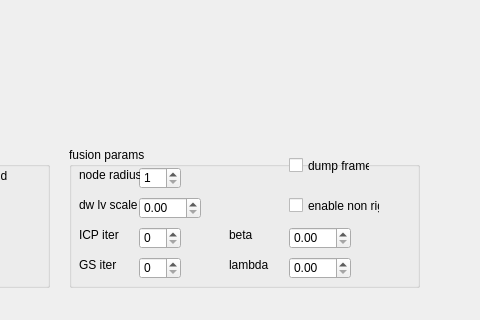
Before: the Qt Designer form dynamicfusionui.ui in dolphin-li/DynamicFusion, drawn with Qt 5; both pictures show x 661 to 1141 and y 549 to 869 of the 1278 by 869 pixel window.
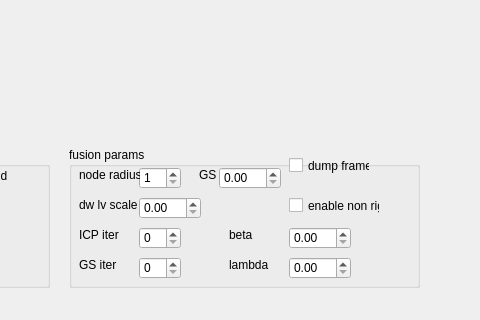
After: the same form once the commit is applied. Custom widgets are drawn as their Qt base class.

Patch:
```diff
--- a/dynamicfusionui.ui
+++ b/dynamicfusionui.ui
@@ -595,6 +595,29 @@
        <string>lambda</string>
       </property>
      </widget>
+     <widget class="QLabel" name="label_11">
+      <property name="geometry">
+       <rect>
+        <x>130</x>
+        <y>20</y>
+        <width>21</width>
+        <height>16</height>
+       </rect>
+      </property>
+      <property name="text">
+       <string>GS</string>
+      </property>
+     </widget>
+     <widget class="QDoubleSpinBox" name="dbGSStep">
+      <property name="geometry">
+       <rect>
+        <x>150</x>
+        <y>20</y>
+        <width>62</width>
+        <height>22</height>
+       </rect>
+      </property>
+     </widget>
     </widget>
     <widget class="QGroupBox" name="gbAutoReset">
      <property name="geometry">
```
